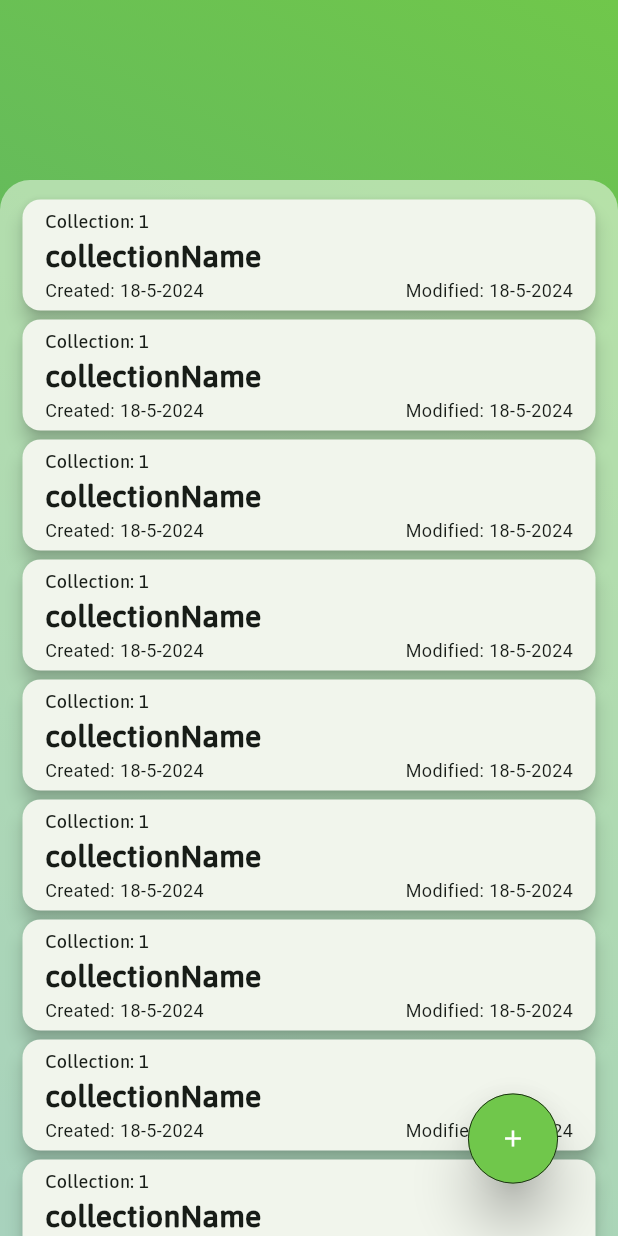
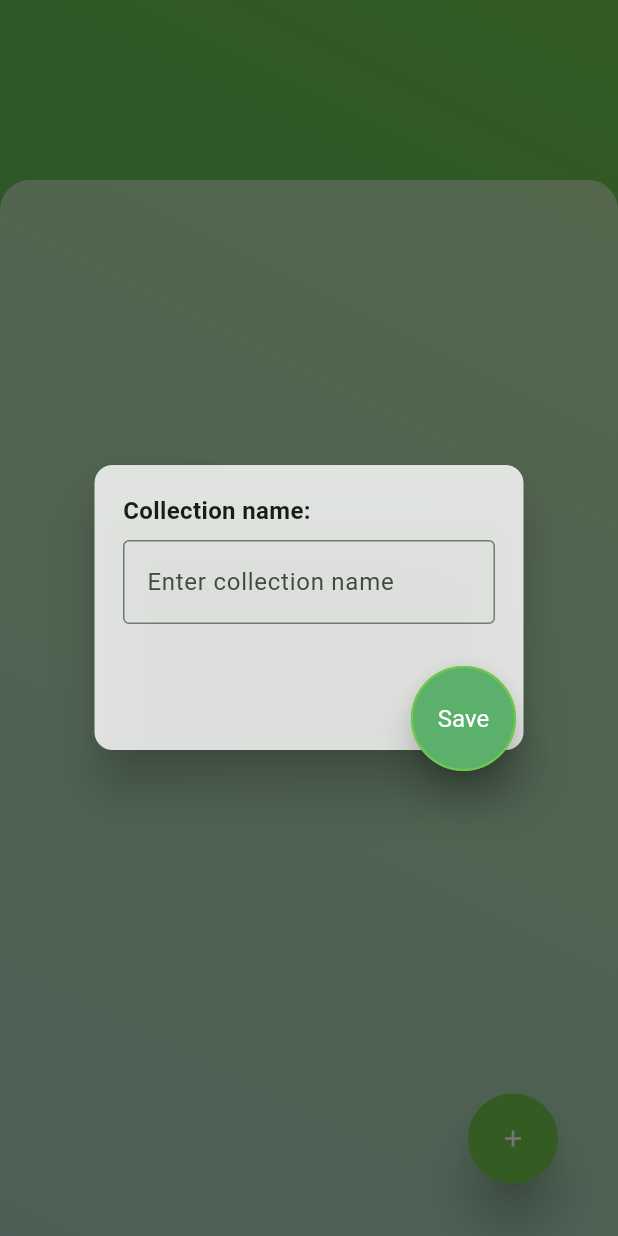
Before and after one commit to Faisal-8898/Prizebond-Logger, a Flutter app: the LandingPage screen opened directly, after a tap on the "add" icon, on a phone screen of 412 x 824 dp. Run offline on Flutter 3.47's test engine with Material 3 defaults, Android fonts, the phone set to English and light mode, and no system bars.

Commit message:
Created popup Collection name dialog and connected to the cards[]

```diff
--- a/lib/styles/sk.dart
+++ b/lib/styles/sk.dart
@@ -20,6 +20,7 @@ class sk {
     double width = width,
     double fontSize = fontSize,
     double borderWidth = borderWidth,
+    BorderStyle borderStyle = BorderStyle.none,
     Color? background,
     Color? foreground,
     Color? borderColor,
@@ -31,7 +32,11 @@ class sk {
     foreground ??= _themeData.colorScheme.onBackground;
     ButtonStyle elevatedButtonStyle = ElevatedButton.styleFrom(
       textStyle: TextStyle(fontSize: fontSize),
-      side: BorderSide(width: borderWidth, color: borderColor),
+      side: BorderSide(
+        width: borderWidth,
+        color: borderColor,
+        style: borderStyle,
+      ),
       foregroundColor: foreground,
       backgroundColor: background,
       elevation: elevation,
@@ -174,6 +179,9 @@ class sk {
     double marginRight = 0,
     double marginBottom = 0,
     double elevation = 15,
+    Color? color,
+    Color? shadowColor,
+    Color? surfaceTintColor,
   }) {
     return SizedBox(
       height: height,
@@ -186,6 +194,9 @@ class sk {
           bottom: marginBottom,
         ),
         elevation: elevation,
+        color: color,
+        shadowColor: shadowColor,
+        surfaceTintColor: surfaceTintColor,
         child: content,
       ),
     );
--- a/lib/views/landingPage.dart
+++ b/lib/views/landingPage.dart
@@ -1,15 +1,21 @@
+import 'dart:math';
+
 import 'package:flutter/material.dart';
 import 'package:prizebond_application/styles/sk.dart';
+import 'package:prizebond_application/views/popups.dart';
 
 class LandingPage extends StatefulWidget {
   const LandingPage({super.key, required this.title});
   final String title;
 
+  static _LandingPageState instance = _LandingPageState();
   @override
-  State<LandingPage> createState() => _LandingPageState();
+  State<LandingPage> createState() => instance;
 }
 
 class _LandingPageState extends State<LandingPage> {
+  List<SizedBox> cards = [];
+
   @override
   Widget build(BuildContext context) {
     return Scaffold(
@@ -53,14 +59,14 @@ class _LandingPageState extends State<LandingPage> {
         children: [
           Padding(
             padding: const EdgeInsets.only(top: 7),
-            child: listOfCollection(),
+            child: ListView(children: cards),
           ),
           Positioned(
             bottom: 35,
             right: 40,
             child: sk.elevatedButton(
               content: const Icon(Icons.add),
-              onPressed: addCollectionBtn,
+              onPressed: () => Popups().addCollectionBtn(context),
               width: 60,
               height: 60,
               elevation: 15,
@@ -74,26 +80,16 @@ class _LandingPageState extends State<LandingPage> {
     );
   }
 
-  void addCollectionBtn() {}
-
-  ListView listOfCollection() {
-    return ListView(children: landingPageCards());
-  }
-
-  List<SizedBox> landingPageCards() {
-    List<SizedBox> cards = [];
-
-    for (int i = 0; i < 20; i++) {
+  void listOfCollection(String collectionName) {
+    setState(() {
       cards.add(
         landingPageCard(
-          collectionName: 'collectionName',
+          collectionName: collectionName,
           created: DateTime.now(),
           modified: DateTime.now(),
         ),
       );
-    }
-
-    return cards;
+    });
   }
 
   SizedBox landingPageCard({
--- a/lib/views/popups.dart
+++ b/lib/views/popups.dart
@@ -1,12 +1,83 @@
 import 'package:flutter/material.dart';
 import 'package:prizebond_application/styles/sk.dart';
+import 'package:prizebond_application/views/landingPage.dart';
 
-class Popups extends StatelessWidget {
-  const Popups({super.key});
+class Popups {
+  TextEditingController collectionNameTextField = TextEditingController();
 
-  @override
-  Widget build(BuildContext context) {
-    // TODO: implement build
-    throw UnimplementedError();
+  void addCollectionBtn(BuildContext context) {
+    showDialog(
+      context: context,
+      builder: (BuildContext context) {
+        return Dialog(
+          backgroundColor: Colors.transparent,
+          shape: RoundedRectangleBorder(
+            borderRadius: BorderRadius.circular(15.0),
+          ),
+          child: sk.card(
+            content: Padding(
+              padding: const EdgeInsets.all(23.0),
+              child: Stack(
+                children: [
+                  sk.card(
+                    color: const Color.fromARGB(211, 255, 255, 255),
+                    height: 190,
+                    width: 400,
+                    content: Padding(
+                      padding: EdgeInsets.all(19.0),
+                      child: Column(
+                        mainAxisSize: MainAxisSize.min,
+                        crossAxisAlignment: CrossAxisAlignment.start,
+                        children: [
+                          const Text(
+                            "Collection name:",
+                            style: TextStyle(
+                              fontSize: 16,
+                              fontWeight: FontWeight.bold,
+                            ),
+                          ),
+                          const SizedBox(height: 8.0),
+                          TextField(
+                            controller: collectionNameTextField,
+                            decoration: const InputDecoration(
+                              border: OutlineInputBorder(),
+                              hintText: 'Enter collection name',
+                            ),
+                          ),
+                        ],
+                      ),
+                    ),
+                  ),
+                  Positioned(
+                    bottom: 0,
+                    right: 5,
+                    child: sk.elevatedButton(
+                      content: sk.text(content: "Save"),
+                      height: 70,
+                      width: 70,
+                      elevation: 10,
+                      background: const Color.fromARGB(255, 91, 176, 107),
+                      foreground: Colors.white,
+                      borderColor: const Color.fromARGB(255, 113, 199, 76),
+                      borderStyle: BorderStyle.solid,
+                      borderWidth: 1.5,
+                      onPressed: doneBtn,
+                    ),
+                  ),
+                ],
+              ),
+            ),
+            color: Colors.transparent,
+            shadowColor: Colors.transparent,
+            height: 250,
+            width: 370,
+          ),
+        );
+      },
+    );
+  }
+
+  void doneBtn() {
+    LandingPage.instance.listOfCollection(collectionNameTextField.text);
   }
 }
```
Also changed, not shown: lib/utils/utils.dart (added), pubspec.lock.
